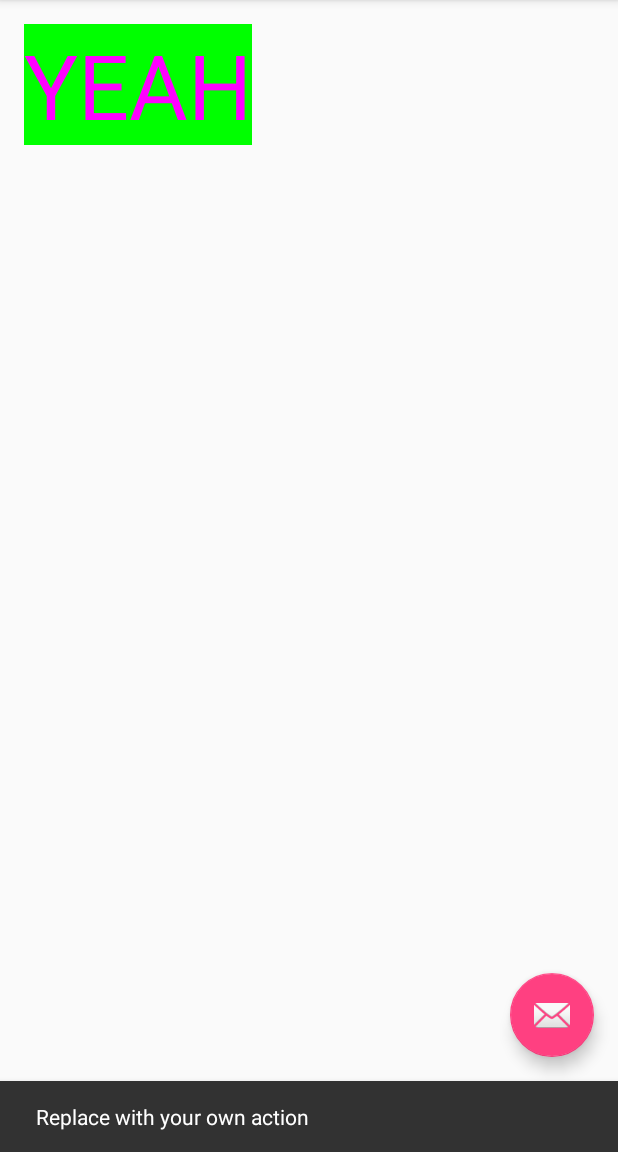
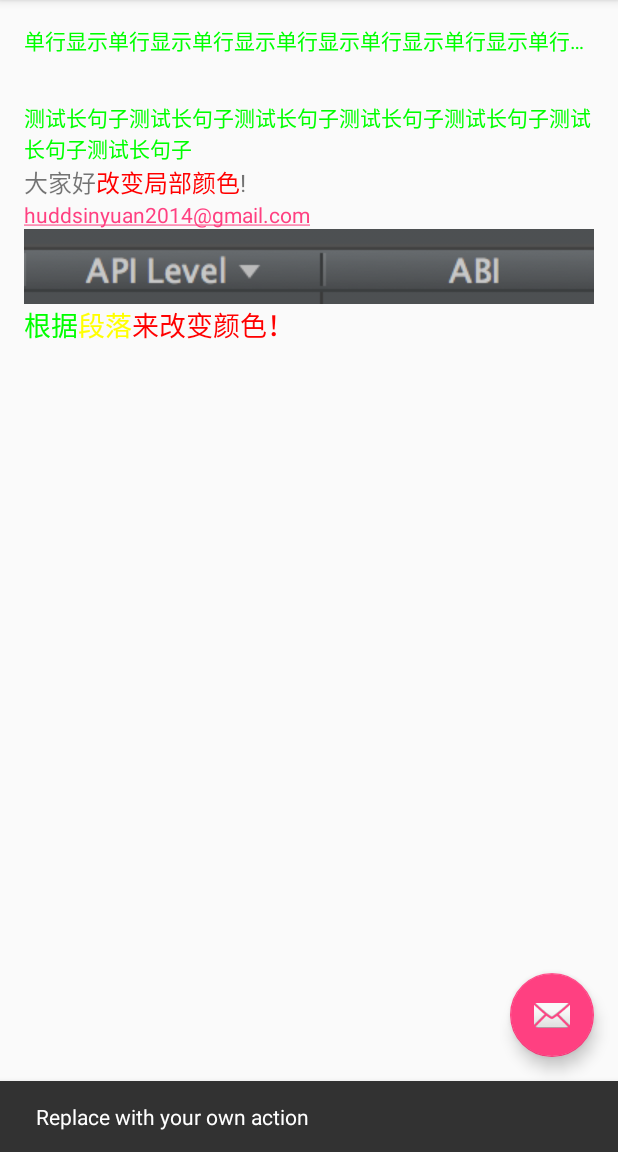
Before and after one commit to HuddsinYuan/AndroidDev, an Android app: the screen it shows after launch (MainActivity), after a tap on an icon or button, on a phone screen of 412 x 824 dp, the part 84-1236 px from its top. Run offline under Robolectric (Android 15) with nearby library versions, the phone set to English and light mode, and no system bars.

Commit message:
TextEdit: SingleLine & Mail & Pic

```diff
--- a/HelloAndroid/app/src/main/java/com/future/jonassen/helloandroid/MainActivity.java
+++ b/HelloAndroid/app/src/main/java/com/future/jonassen/helloandroid/MainActivity.java
@@ -1,13 +1,27 @@
 package com.future.jonassen.helloandroid;
 
+import android.content.Context;
+import android.graphics.Bitmap;
+import android.graphics.BitmapFactory;
+import android.graphics.Canvas;
+import android.graphics.Color;
+import android.graphics.Paint;
 import android.os.Bundle;
 import android.support.design.widget.FloatingActionButton;
 import android.support.design.widget.Snackbar;
 import android.support.v7.app.AppCompatActivity;
 import android.support.v7.widget.Toolbar;
+import android.text.Html;
+import android.text.Spannable;
+import android.text.SpannableStringBuilder;
+import android.text.Spanned;
+import android.text.style.ForegroundColorSpan;
+import android.view.MotionEvent;
 import android.view.View;
 import android.view.Menu;
 import android.view.MenuItem;
+import android.widget.FrameLayout;
+import android.widget.TextView;
 
 public class MainActivity extends AppCompatActivity {
 
@@ -18,6 +32,18 @@ public class MainActivity extends AppCompatActivity {
         Toolbar toolbar = (Toolbar) findViewById(R.id.toolbar);
         setSupportActionBar(toolbar);
 
+        TextView tView1 = (TextView)findViewById(R.id.tv3);
+        tView1.setText(Html.fromHtml("大家好<font color=red>改变局部颜色</font>!"));
+
+        String str="根据段落来改变颜色！";
+        TextView tView2 = (TextView)findViewById(R.id.tv4);
+        SpannableStringBuilder styleBuilder=new SpannableStringBuilder(str);
+        styleBuilder.setSpan(new ForegroundColorSpan(Color.GREEN), 0, 2, Spannable.SPAN_EXCLUSIVE_EXCLUSIVE);
+        styleBuilder.setSpan(new ForegroundColorSpan(Color.YELLOW), 2, 4, Spannable.SPAN_EXCLUSIVE_EXCLUSIVE);
+        styleBuilder.setSpan(new ForegroundColorSpan(Color.RED), 4, 10, Spannable.SPAN_EXCLUSIVE_EXCLUSIVE);
+
+        tView2.setText(styleBuilder);
+
         FloatingActionButton fab = (FloatingActionButton) findViewById(R.id.fab);
         fab.setOnClickListener(new View.OnClickListener() {
             @Override
@@ -27,6 +53,19 @@ public class MainActivity extends AppCompatActivity {
             }
         });
     }
+//        FrameLayout frameLayout=(FrameLayout)findViewById(R.id.mylayout);
+//        final UserView view = new UserView(MainActivity.this);
+//
+//        view.setOnTouchListener(new View.OnTouchListener() {
+//            @Override
+//            public boolean onTouch(View v, MotionEvent event) {
+//                view.invalidate();
+//                return true;
+//            }
+//        });
+//        frameLayout.addView(view);
+
+
 
     @Override
     public boolean onCreateOptionsMenu(Menu menu) {
--- /dev/null
+++ b/HelloAndroid/app/src/main/java/com/future/jonassen/helloandroid/UserView.java
@@ -0,0 +1,28 @@
+package com.future.jonassen.helloandroid;
+
+import android.content.Context;
+import android.graphics.Bitmap;
+import android.graphics.BitmapFactory;
+import android.graphics.Canvas;
+import android.graphics.Paint;
+import android.view.View;
+
+/**
+ * Created by Jonassen on 15/10/26.
+ */
+public class UserView extends View {
+    public UserView(Context context) {
+        super(context);
+    }
+
+    @Override
+    protected void onDraw(Canvas canvas) {
+        super.onDraw(canvas);
+        Paint paint = new Paint();
+        Bitmap bitmap = BitmapFactory.decodeResource(this.getResources(), R.drawable.testpic);
+        canvas.drawBitmap(bitmap, 0, 0, paint);
+        if(bitmap.isRecycled()) {
+            bitmap.recycle();
+        }
+    }
+}
--- a/HelloAndroid/app/src/main/res/layout/content_main.xml
+++ b/HelloAndroid/app/src/main/res/layout/content_main.xml
@@ -10,13 +10,71 @@
     tools:showIn="@layout/activity_main" tools:context=".MainActivity">
 
     <TextView
-        android:text="YEAH"
+        android:layout_width="fill_parent"
+        android:layout_height="fill_parent"
+        android:singleLine="true"
+        android:text="@string/short_text"
+        android:textSize="14sp"
+        android:textColor="#00ff00"
+        android:layout_alignParentLeft="true"
+        android:layout_alignParentStart="true"
+        android:layout_alignParentEnd="false"
+        android:id="@+id/textView4" />
+    <TextView
+        android:layout_width="fill_parent"
+        android:layout_height="wrap_content"
+        android:text="@string/long_text"
+        android:textSize="14sp"
+        android:textColor="#00ff00"
+        android:id="@+id/textView3"
+        android:layout_marginTop="52dp"
+        android:layout_alignParentTop="true"
+        android:layout_alignParentLeft="true"
+        android:layout_alignParentStart="true" />
+    <TextView
         android:layout_width="wrap_content"
         android:layout_height="wrap_content"
-        android:textSize="60dp"
-        android:textColor="@color/TextColour"
-        android:background="@color/TextBgd"
-        android:layout_alignParentStart="true"
+        android:text="@string/mail"
+        android:autoLink="email"
+        android:maxHeight="50dp"
+        android:id="@+id/textView2"
+        android:layout_below="@+id/tv3"
         android:layout_alignParentLeft="true"
-        />
+        android:layout_alignParentStart="true" />
+    <TextView
+        android:layout_width="wrap_content"
+        android:layout_height="wrap_content"
+        android:text="@string/pic_text"
+        android:drawableTop="@drawable/testpic"
+        android:maxHeight="50dp"
+        android:id="@+id/textView"
+        android:layout_below="@+id/textView2"
+        android:layout_alignParentLeft="true"
+        android:layout_alignParentStart="true" />
+    <TextView
+        android:layout_width="fill_parent"
+        android:layout_height="wrap_content"
+        android:id="@+id/tv3"
+        android:textSize="16sp"
+        android:layout_below="@+id/textView3"
+        android:layout_alignParentLeft="true"
+        android:layout_alignParentStart="true" />
+    <TextView
+        android:layout_width="fill_parent"
+        android:layout_height="wrap_content"
+        android:id="@+id/tv4"
+        android:textSize="18sp"
+        android:layout_below="@+id/textView"
+        android:layout_alignParentLeft="true"
+        android:layout_alignParentStart="true" />
+
+
 </RelativeLayout>
+
+<!--<FrameLayout xmlns:android="http://schemas.android.com/apk/res/android"-->
+    <!--android:layout_width="match_parent"-->
+    <!--android:layout_height="match_parent"-->
+    <!--android:background="@drawable/testpic"-->
+    <!--android:id="@+id/mylayout"-->
+    <!-->-->
+    <!--</FrameLayout>-->
--- a/HelloAndroid/app/src/main/res/values/strings.xml
+++ b/HelloAndroid/app/src/main/res/values/strings.xml
@@ -1,4 +1,8 @@
 <resources>
     <string name="app_name">HelloAndroid</string>
     <string name="action_settings">Settings</string>
+    <string name="mail">huddsinyuan2014@gmail.com</string>
+    <string name="long_text">测试长句子测试长句子测试长句子测试长句子测试长句子测试长句子测试长句子</string>
+    <string name="short_text">单行显示单行显示单行显示单行显示单行显示单行显示单行显示单行显示单行显示单行显示</string>
+    <string name="pic_text">带图片text</string>
 </resources>
```
Also changed, not shown: HelloAndroid/app/src/main/res/drawable/testpic.png (added), 2 other files.
